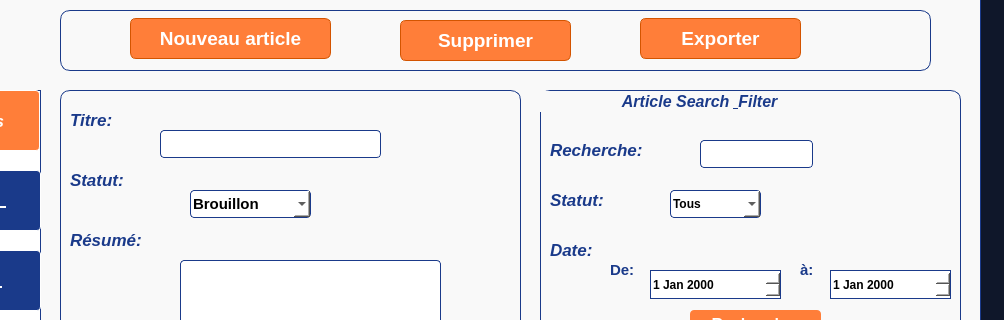
Above: mainwindow.ui from NejiEser16/Project_Article_eser before the change; both pictures show x 110 to 1114 and y 0 to 320 of the 1114 by 793 pixel window. Below: the same form after it.
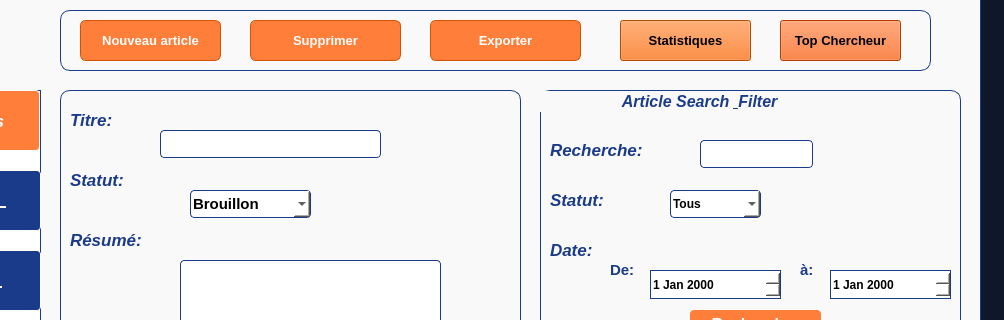
That is the form after the change. Icons and pictures are not drawn.

What changed in the file:
```diff
--- a/mainwindow.ui
+++ b/mainwindow.ui
@@ -1845,9 +1845,9 @@
      <widget class="QPushButton" name="pushButton_3">
       <property name="geometry">
        <rect>
-        <x>70</x>
-        <y>8</y>
-        <width>201</width>
+        <x>20</x>
+        <y>10</y>
+        <width>141</width>
         <height>41</height>
        </rect>
       </property>
@@ -2349,7 +2349,7 @@
       </property>
       <property name="font">
        <font>
-        <pointsize>14</pointsize>
+        <pointsize>10</pointsize>
         <italic>false</italic>
         <bold>true</bold>
        </font>
@@ -2375,9 +2375,9 @@
      <widget class="QPushButton" name="pushButton_5">
       <property name="geometry">
        <rect>
-        <x>340</x>
+        <x>190</x>
         <y>10</y>
-        <width>171</width>
+        <width>151</width>
         <height>41</height>
        </rect>
       </property>
@@ -2879,7 +2879,7 @@
       </property>
       <property name="font">
        <font>
-        <pointsize>14</pointsize>
+        <pointsize>10</pointsize>
         <italic>false</italic>
         <bold>true</bold>
        </font>
@@ -2905,9 +2905,9 @@
      <widget class="QPushButton" name="pushButton_4">
       <property name="geometry">
        <rect>
-        <x>580</x>
-        <y>8</y>
-        <width>161</width>
+        <x>370</x>
+        <y>10</y>
+        <width>151</width>
         <height>41</height>
        </rect>
       </property>
@@ -3409,7 +3409,7 @@
       </property>
       <property name="font">
        <font>
-        <pointsize>14</pointsize>
+        <pointsize>10</pointsize>
         <italic>false</italic>
         <bold>true</bold>
        </font>
@@ -3432,6 +3432,50 @@
        <string>Exporter</string>
       </property>
      </widget>
+     <widget class="QPushButton" name="pushButton_12">
+      <property name="geometry">
+       <rect>
+        <x>560</x>
+        <y>10</y>
+        <width>131</width>
+        <height>41</height>
+       </rect>
+      </property>
+      <property name="font">
+       <font>
+        <pointsize>10</pointsize>
+        <bold>true</bold>
+       </font>
+      </property>
+      <property name="styleSheet">
+       <string notr="true">background-color: rgb(255, 106, 0);</string>
+      </property>
+      <property name="text">
+       <string>Statistiques</string>
+      </property>
+     </widget>
+     <widget class="QPushButton" name="pushButton_13">
+      <property name="geometry">
+       <rect>
+        <x>720</x>
+        <y>10</y>
+        <width>121</width>
+        <height>41</height>
+       </rect>
+      </property>
+      <property name="font">
+       <font>
+        <pointsize>10</pointsize>
+        <bold>true</bold>
+       </font>
+      </property>
+      <property name="styleSheet">
+       <string notr="true">background-color: rgb(255, 85, 0);</string>
+      </property>
+      <property name="text">
+       <string>Top Chercheur</string>
+      </property>
+     </widget>
     </widget>
     <widget class="QLabel" name="label_13">
      <property name="geometry">
```
